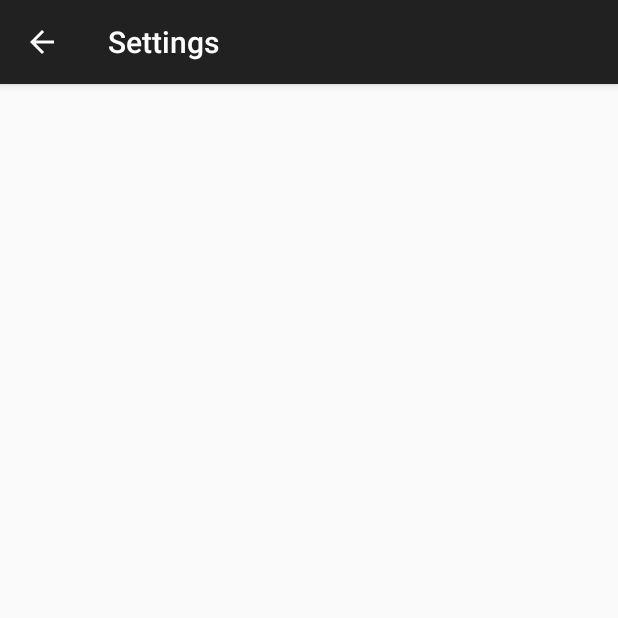
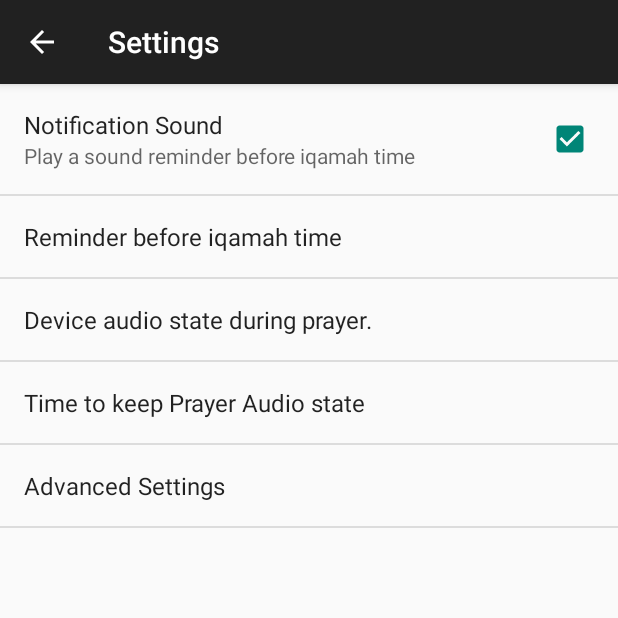
Before and after one commit to haidark/Masjid, an Android app: the screen it shows after launch (SettingsActivity), after a tap on "SETTINGS", on a phone screen of 412 x 824 dp, the top half of it. Run offline under Robolectric (Android 15) with nearby library versions, the phone set to English and light mode, and no system bars; network calls fail.

Commit message:
Version 0.0.11 - basic settings

```diff
--- a/android/app/src/main/java/com/masjidumar/masjid/MainActivity.java
+++ b/android/app/src/main/java/com/masjidumar/masjid/MainActivity.java
@@ -1,5 +1,7 @@
 package com.masjidumar.masjid;
 
+import android.app.ActionBar;
+import android.app.Activity;
 import android.app.AlarmManager;
 import android.app.DatePickerDialog;
 import android.app.Dialog;
@@ -14,6 +16,7 @@ import android.os.AsyncTask;
 import android.provider.DocumentsContract;
 import android.support.v7.app.ActionBarActivity;
 import android.os.Bundle;
+import android.support.v7.app.AppCompatActivity;
 import android.text.format.DateFormat;
 import android.text.format.DateUtils;
 import android.util.Log;
@@ -58,7 +61,7 @@ import javax.xml.transform.dom.DOMSource;
 import javax.xml.transform.stream.StreamResult;
 
 
-public class MainActivity extends ActionBarActivity {
+public class MainActivity extends AppCompatActivity {
 
     private ProgressDialog progressDialog;
     // Cal with date picked by user to show
@@ -83,8 +86,9 @@ public class MainActivity extends ActionBarActivity {
         //set the picked date to today
         setDateToday();
         //initialize progress dialog
-        progressDialog = new ProgressDialog(this);
-        progressDialog.setMessage(getString(R.string.jamaat_URL));
+        progressDialog = new ProgressDialog(this, ProgressDialog.STYLE_HORIZONTAL);
+        progressDialog.setIndeterminate(true);
+
     }
 
     @Override
@@ -157,7 +161,9 @@ public class MainActivity extends ActionBarActivity {
             AlarmBroadcastReceiver alarmBR = new AlarmBroadcastReceiver();
             //get target time
 
-            TargetTime targetTime = alarmBR.getTargetTime(urlStr, getCacheDir());
+            TargetTime targetTime = alarmBR.getTargetTime(getApplicationContext(), urlStr, getCacheDir());
+            //test Alarm
+            //targetTime = new TargetTime("test", new GregorianCalendar(), R.string.dhuhr);
             // set the next alarm
             alarmBR.setNextAlarm(getApplicationContext(), targetTime, urlStr, getCacheDir());
             // return the target time to update the view
@@ -174,11 +180,18 @@ public class MainActivity extends ActionBarActivity {
                 SimpleDateFormat format = (SimpleDateFormat) SimpleDateFormat.getTimeInstance(SimpleDateFormat.SHORT);
                 format.setCalendar(targetCal);
 
+                //get Today or Tomorrow
                 String relativeTime = (String) DateUtils.getRelativeTimeSpanString(targetCal.getTimeInMillis(),
                         new GregorianCalendar().getTimeInMillis(), DateUtils.DAY_IN_MILLIS);
-
-                String nextText = getString(R.string.next_alarm) + " " + relativeTime + ", " + format.format(targetCal.getTime())
-                        + " " + getString(R.string._for_) + " " + capFirst(getString(targetTime.getID()))+".";
+                //get time string
+                String timeString = format.format(targetCal.getTime());
+                //get label if provided
+                String alarmLabel = "";
+                if(targetTime.getID() != -1) {
+                    alarmLabel = " " + getString(R.string._for_) + " " + capFirst(getString(targetTime.getID()));
+                }
+                // put the text together
+                String nextText = getString(R.string.next_alarm) + " " + relativeTime + ", " + timeString + alarmLabel +".";
                 //Update view to let the user know an alarm has been set
                 TextView nextAlarm = (TextView) findViewById(R.id.nextAlarm);
                 nextAlarm.setText(nextText);
@@ -220,6 +233,7 @@ public class MainActivity extends ActionBarActivity {
 
         @Override
         protected void onPreExecute() {
+            progressDialog.setMessage(getString(R.string.downloading_masjid));
             progressDialog.show();
         }
 
@@ -238,10 +252,15 @@ public class MainActivity extends ActionBarActivity {
 
         @Override
         protected void onPostExecute(HashMap<String, GregorianCalendar> timings){
-            displayTimings(timings);
-            if(progressDialog.isShowing()){
+            if (progressDialog.isShowing()) {
                 progressDialog.dismiss();
             }
+            if(timings != null) {
+                displayTimings(timings);
+            } else {
+                Toast.makeText(getApplicationContext(), getString(R.string.download_failed), Toast.LENGTH_SHORT).show();
+            }
+
         }
     }
 
--- a/android/app/src/main/java/com/masjidumar/masjid/SettingsActivity.java
+++ b/android/app/src/main/java/com/masjidumar/masjid/SettingsActivity.java
@@ -1,19 +1,27 @@
 package com.masjidumar.masjid;
 
+import android.app.ActionBar;
+import android.app.Activity;
 import android.content.Intent;
+import android.preference.PreferenceFragment;
 import android.support.v7.app.ActionBarActivity;
 import android.os.Bundle;
+import android.support.v7.app.AppCompatActivity;
 import android.view.Menu;
 import android.view.MenuItem;
 import android.widget.TextView;
 
 
-public class SettingsActivity extends ActionBarActivity {
+public class SettingsActivity extends AppCompatActivity {
 
     @Override
-    protected void onCreate(Bundle savedInstanceState) {
+    public void onCreate(Bundle savedInstanceState) {
         super.onCreate(savedInstanceState);
-
+        setContentView(R.layout.activity_settings);
+        // Display the fragment as the main content.
+        getFragmentManager().beginTransaction()
+                .replace(android.R.id.content, new SettingsFragment())
+                .commit();
     }
 
     @Override
@@ -30,4 +38,14 @@ public class SettingsActivity extends ActionBarActivity {
 
         return super.onOptionsItemSelected(item);
     }
+
+    public static class SettingsFragment extends PreferenceFragment {
+        @Override
+        public void onCreate(Bundle savedInstanceState) {
+            super.onCreate(savedInstanceState);
+
+            // Load the preferences from an XML resource
+            addPreferencesFromResource(R.xml.preferences);
+        }
+    }
 }
--- a/android/app/src/main/java/com/masjidumar/masjid/TargetTime.java
+++ b/android/app/src/main/java/com/masjidumar/masjid/TargetTime.java
@@ -9,7 +9,7 @@ import java.util.GregorianCalendar;
 public class TargetTime {
     private String targetLabel;
     private GregorianCalendar targetCal;
-    private int stringID;
+    private int stringID = -1;
 
     public TargetTime(String label, GregorianCalendar cal){
         setLabel(label);
--- a/android/app/src/main/java/com/masjidumar/masjid/TimingsParser.java
+++ b/android/app/src/main/java/com/masjidumar/masjid/TimingsParser.java
@@ -50,7 +50,6 @@ public class TimingsParser {
     public HashMap<String, GregorianCalendar> downloadXMLTimings(String urlStr, File cacheDir, GregorianCalendar pickedDate)
         throws IOException{
         //Form the URL
-        try {
         URL url = new URL(urlStr);
         InputStream urlStream = url.openStream();
         synchronized (this) {
@@ -66,10 +65,6 @@ public class TimingsParser {
 
             oStream.close();
             urlStream.close();
-            }
-        } catch (IOException e){
-            Log.w("DownloadXML:", e.getMessage());
-            Log.i("DownloadXML:", "Failed to download the XML timings, handle gracefully and return cached copy");
         }
         return updateXMLTimings(cacheDir, pickedDate);
     }
--- a/android/app/src/main/res/values/strings.xml
+++ b/android/app/src/main/res/values/strings.xml
@@ -1,17 +1,23 @@
 <resources>
+    <!-- Title and Menu Strings -->
     <string name="app_name">My Masaajid</string>
     <string name="action_settings">Settings</string>
     <string name="action_refresh">Refresh</string>
     <string name="action_today">Today</string>
     <string name="title_activity_settings">Settings</string>
 
+    <!-- Placeholder Strings -->
     <string name="jamaat_URL">http://www.masjidumar.com/files/timings/jamaat_timings.xml</string>
-    <string name="prayer_URL">http://www.masjidumar.com/files/timings/p</string>
 
+    <!-- UI Strings -->
     <string name="pick_date">Pick Date</string>
     <string name="today_date">Today</string>
     <string name="jamaat_time">Jamaat Time</string>
+    <string name="next_alarm">Next alarm:</string>
+    <string name="_for_">for</string>
+    <string name="downloading_masjid">Downloading timings for Masjid Umar</string>
 
+    <!-- Prayer Name Strings -->
     <string name="fajr">Fajr</string>
     <string name="sunrise">Sunrise</string>
     <string name="dhuhr">Dhuhr</string>
@@ -19,14 +25,74 @@
     <string name="maghrib">Maghrib</string>
     <string name="isha">Isha</string>
 
+    <!-- Error Message Strings -->
     <string name="unable_alarm">Unable to set alarm.</string>
-    <string name="next_alarm">Next alarm:</string>
     <string name="timings_unavailable">Some timings are unavailable for this date.</string>
     <string name="masjid_unavailable">Unable to load timings for this masjid.</string>
+    <string name="download_failed">Download failed.</string>
     <string name="empty_time">--:-- --</string>
-    <string name="_for_">for</string>
 
-    <string name="version">Version: 0.0.8</string>
+    <!-- Preferences Strings -->
+        <!-- Play Sound -->
+    <string name="play_sound_title">Notification Sound</string>
+    <string name="play_sound_summary">Play a sound reminder before iqamah time</string>
+
+        <!-- Time Before Strings -->
+    <string name="time_before">Reminder before iqamah time</string>
+    <string name="time_before_title">Set reminder time before iqamah.</string>
+    <string-array name="time_before_entries">
+        <item>5 minutes</item>
+        <item>10 minutes</item>
+        <item>15 minutes</item>
+    </string-array>
+    <string-array name="time_before_entries_values">
+        <item>5</item>
+        <item>10</item>
+        <item>15</item>
+    </string-array>
+    <string name="time_before_default">10</string>
+
+        <!-- Audio State Strings -->
+    <string name="audio_state">Device audio state during prayer.</string>
+    <string name="audio_state_title">Choose a state:</string>
+    <string-array name="audio_state_entries">
+        <item>Sound</item>
+        <item>Vibrate</item>
+        <item>Mute</item>
+    </string-array>
+    <string-array name="audio_state_entries_values">
+        <item>1</item>
+        <item>2</item>
+        <item>3</item>
+    </string-array>
+    <string name="audio_state_default">1</string>
+
+        <!-- Time Duration Strings -->
+    <string name="time_duration">Time to keep Prayer Audio state</string>
+    <string name="time_duration_title">Duration of prayer state:</string>
+    <string-array name="time_duration_entries">
+        <item>10 minutes</item>
+        <item>15 minutes</item>
+        <item>20 minutes</item>
+        <item>30 minutes</item>
+    </string-array>
+    <string-array name="time_duration_entries_values">
+        <item>10</item>
+        <item>15</item>
+        <item>20</item>
+        <item>30</item>
+    </string-array>
+    <string name="time_duration_default">15</string>
+
+    <!-- Advanced Settings -->
+    <string name="advanced_settings">Advanced Settings</string>
+
+        <!-- Geolocation -->
+    <string name="geolocation_title">Geolocation</string>
+    <string name="geolocation_summary">Enable location based state changes</string>
+
+    <!-- Version String -->
+    <string name="version">Version: 0.0.11</string>
 
     <string name="hello_world">Hello world!</string>
 </resources>
--- /dev/null
+++ b/android/app/src/main/res/xml/preferences.xml
@@ -0,0 +1,44 @@
+<?xml version="1.0" encoding="utf-8"?>
+<PreferenceScreen xmlns:android="http://schemas.android.com/apk/res/android">
+    <CheckBoxPreference
+        android:key="play_sound"
+        android:title="@string/play_sound_title"
+        android:summary="@string/play_sound_summary"
+        android:defaultValue="true" />
+
+    <ListPreference
+        android:key="time_before"
+        android:title="@string/time_before"
+        android:dialogTitle="@string/time_before_title"
+        android:entries="@array/time_before_entries"
+        android:entryValues="@array/time_before_entries_values"
+        android:defaultValue="@string/time_before_default" />
+
+    <ListPreference
+        android:key="audio_state"
+        android:title="@string/audio_state"
+        android:dialogTitle="@string/audio_state_title"
+        android:entries="@array/audio_state_entries"
+        android:entryValues="@array/audio_state_entries_values"
+        android:defaultValue="@string/audio_state_default" />
+
+    <ListPreference
+        android:key="time_duration"
+        android:title="@string/time_duration"
+        android:dialogTitle="@string/time_duration_title"
+        android:entries="@array/time_duration_entries"
+        android:entryValues="@array/time_duration_entries_values"
+        android:defaultValue="@string/time_duration_default" />
+
+    <PreferenceScreen
+        android:key="advanced_settings"
+        android:title="@string/advanced_settings"
+        android:persistent="false">
+        <CheckBoxPreference
+            android:key="geolocation"
+            android:title="@string/geolocation_title"
+            android:summary="@string/geolocation_summary"
+            android:defaultValue="true" />
+    </PreferenceScreen>
+
+</PreferenceScreen>
```
Also changed, not shown: android/app/src/main/java/com/masjidumar/masjid/AlarmBroadcastReceiver.java (+61 -20 lines), android/app/src/main/res/layout/activity_settings.xml (renamed from android/app/src/main/res/layout/activity_display_message.xml), 51 other files. Lines whose indentation alone changed are shown as unchanged.
